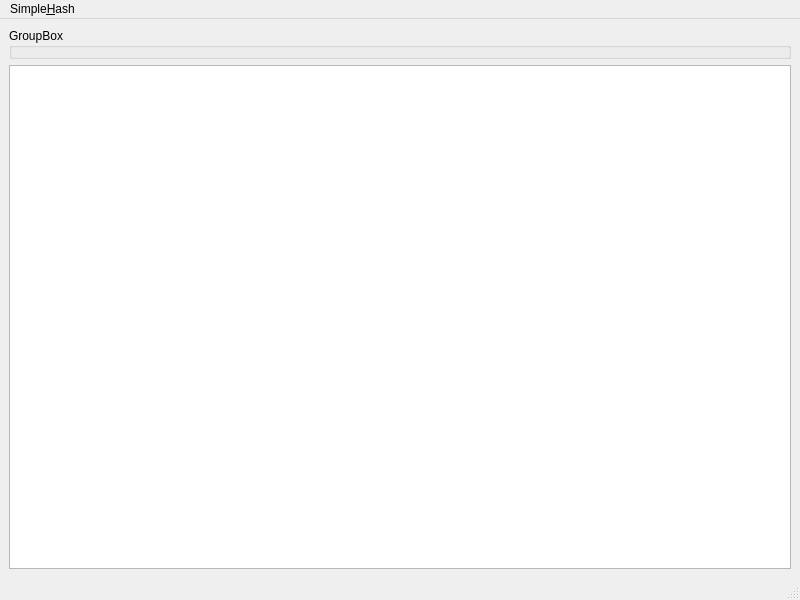
The window that mainwindow.ui (ZekeDragon/SimpleFileHash) describes before a commit, drawn with Qt 5.
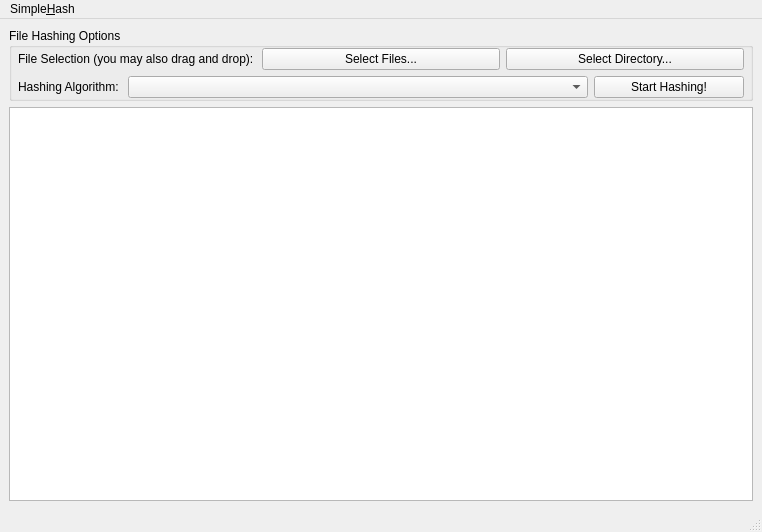
The same window after the commit.

Diff of the .ui file:
```diff
--- a/mainwindow.ui
+++ b/mainwindow.ui
@@ -6,8 +6,8 @@
    <rect>
     <x>0</x>
     <y>0</y>
-    <width>800</width>
-    <height>600</height>
+    <width>762</width>
+    <height>532</height>
    </rect>
   </property>
   <property name="windowTitle">
@@ -18,8 +18,81 @@
     <item>
      <widget class="QGroupBox" name="groupBox">
       <property name="title">
-       <string>GroupBox</string>
+       <string>File Hashing Options</string>
       </property>
+      <layout class="QVBoxLayout" name="verticalLayout_2">
+       <property name="leftMargin">
+        <number>6</number>
+       </property>
+       <property name="topMargin">
+        <number>0</number>
+       </property>
+       <property name="rightMargin">
+        <number>6</number>
+       </property>
+       <property name="bottomMargin">
+        <number>0</number>
+       </property>
+       <item>
+        <layout class="QHBoxLayout" name="horizontalLayout_2">
+         <item>
+          <widget class="QLabel" name="fileSelectLabel">
+           <property name="text">
+            <string>File Selection (you may also drag and drop):</string>
+           </property>
+          </widget>
+         </item>
+         <item>
+          <widget class="QPushButton" name="selectFilesButton">
+           <property name="text">
+            <string>Select Files...</string>
+           </property>
+          </widget>
+         </item>
+         <item>
+          <widget class="QPushButton" name="selectFolderButton">
+           <property name="text">
+            <string>Select Directory...</string>
+           </property>
+          </widget>
+         </item>
+        </layout>
+       </item>
+       <item>
+        <layout class="QHBoxLayout" name="horizontalLayout">
+         <item>
+          <widget class="QLabel" name="algorithmLabel">
+           <property name="text">
+            <string>Hashing Algorithm: </string>
+           </property>
+          </widget>
+         </item>
+         <item>
+          <widget class="QComboBox" name="comboBox">
+           <property name="sizePolicy">
+            <sizepolicy hsizetype="Expanding" vsizetype="Fixed">
+             <horstretch>0</horstretch>
+             <verstretch>0</verstretch>
+            </sizepolicy>
+           </property>
+          </widget>
+         </item>
+         <item>
+          <widget class="QPushButton" name="startCancelButton">
+           <property name="minimumSize">
+            <size>
+             <width>150</width>
+             <height>0</height>
+            </size>
+           </property>
+           <property name="text">
+            <string>Start Hashing!</string>
+           </property>
+          </widget>
+         </item>
+        </layout>
+       </item>
+      </layout>
      </widget>
     </item>
     <item>
@@ -32,7 +105,7 @@
     <rect>
      <x>0</x>
      <y>0</y>
-     <width>800</width>
+     <width>762</width>
      <height>21</height>
     </rect>
    </property>
```
Left out of the diff: 77 changed lines with no effect on the pictures.
